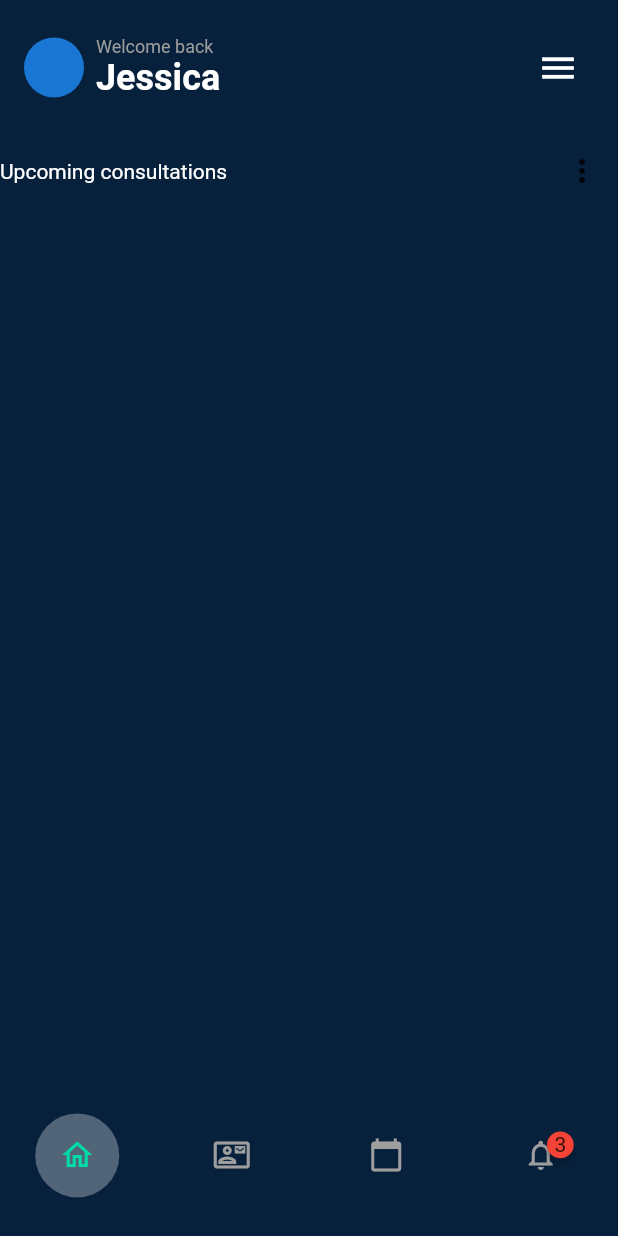
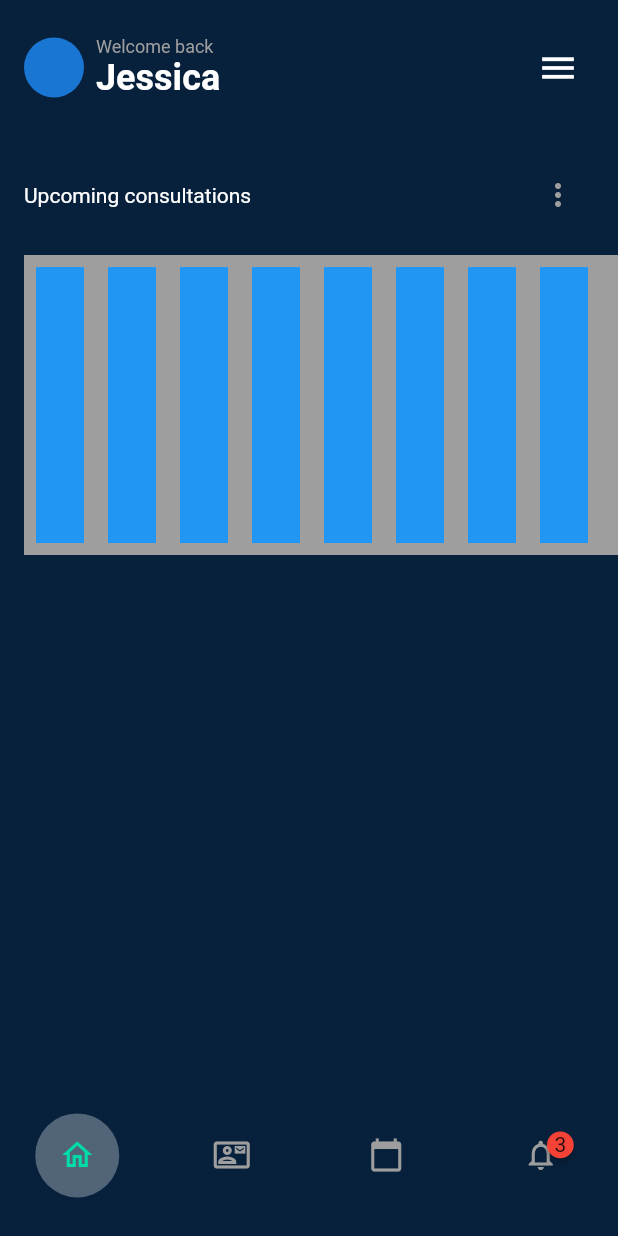
Before and after one commit to JAICHANGPARK/flutter_notebook_17th_story, a Flutter app: the MedicalMainPage screen opened directly, on a phone screen of 412 x 824 dp. Run offline on Flutter 3.47's test engine with Material 2 defaults, Android fonts, the phone set to English and light mode, and no system bars; drawn by our look-alikes of badges; our stand-ins replace cached_network_image, fl_chart, flutter_riverpod, freezed_annotation, ionicons, percent_indicator; network calls fail.

Commit message:
Update medical_main_page.dart

```diff
--- a/lib/ep1032_medical_app/src/medical_main_page.dart
+++ b/lib/ep1032_medical_app/src/medical_main_page.dart
@@ -52,17 +52,51 @@ class MedicalMainPage extends StatelessWidget {
                       ],
                     ),
                   ),
-                  Row(
+                  Padding(
+                    padding: const EdgeInsets.all(16.0),
+                    child: Row(
                       mainAxisAlignment: MainAxisAlignment.spaceBetween,
                       children: [
-                      Text("Upcoming consultations",style: TextStyle(
+                        Text(
+                          "Upcoming consultations",
+                          style: TextStyle(
                             color: Colors.white,
-                      ),),
+                          ),
+                        ),
                         IconButton(
                           onPressed: () {},
                           icon: Icon(Icons.more_vert),
+                          color: Colors.grey,
                         ),
                       ],
+                    ),
+                  ),
+                  Padding(
+                    padding: const EdgeInsets.only(left: 16),
+                    child: SizedBox(
+                      height: 200,
+                      child: Container(
+                        color: Colors.grey,
+                        child: ListView.builder(itemBuilder: (context, index) {
+                          return Padding(
+                            padding: const EdgeInsets.all(8.0),
+                            child: Container(
+                              color: Colors.blue,
+                              child: Padding(
+                                padding: const EdgeInsets.all(16.0),
+                                child: Column(
+                                  children: [
+
+                                  ],
+                                ),
+                              ),
+                            ),
+                          );
+                        },
+                        scrollDirection: Axis.horizontal,
+                        itemCount: 8,),
+                      ),
+                    ),
                   )
                 ],
               ),
```
Lines whose indentation alone changed are shown as unchanged.
